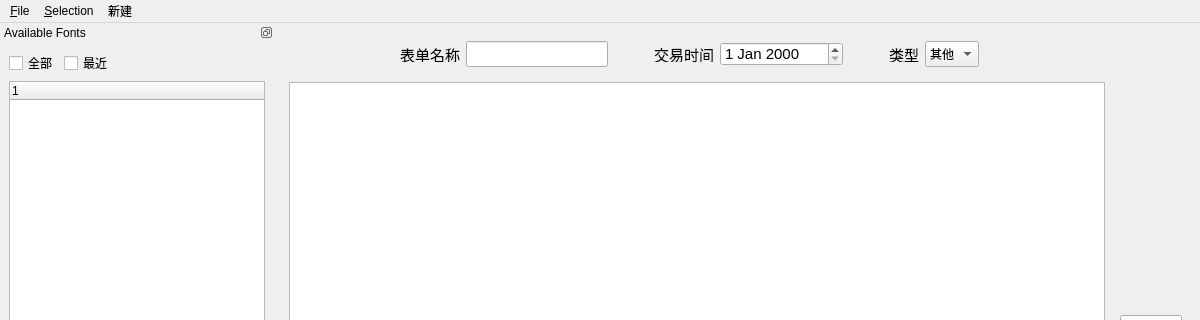
This is mainwindowbase.ui in zhanglongkun/Form-management-system as Qt 5 draws it before an edit; both pictures show x 0 to 1200 and y 0 to 320 of the 1200 by 669 pixel window. The edited form follows.
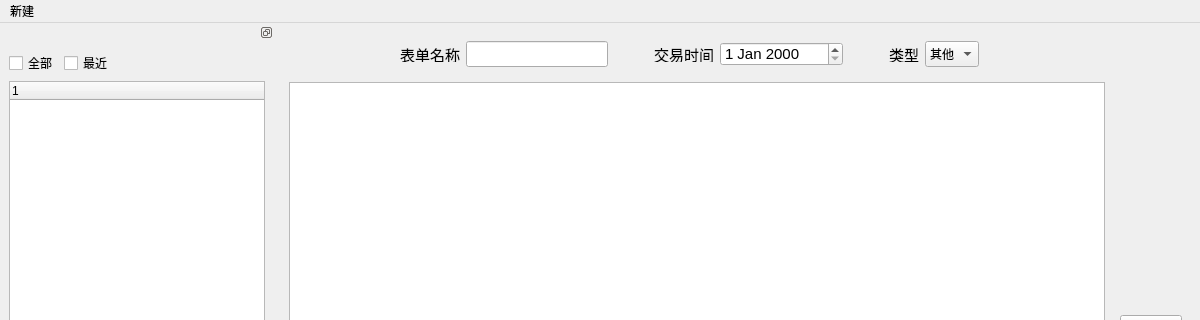
This is the edited form.

The edit to the form file:
```diff
--- a/mainwindowbase.ui
+++ b/mainwindowbase.ui
@@ -271,7 +271,7 @@
     <set>QDockWidget::DockWidgetFloatable|QDockWidget::DockWidgetMovable</set>
    </property>
    <property name="windowTitle">
-    <string>Available Fonts</string>
+    <string/>
    </property>
    <attribute name="dockWidgetArea">
     <number>1</number>
@@ -339,30 +339,12 @@
      <height>26</height>
     </rect>
    </property>
-   <widget class="QMenu" name="menu_Selection">
-    <property name="title">
-     <string>&amp;Selection</string>
-    </property>
-    <addaction name="markAction"/>
-    <addaction name="unmarkAction"/>
-    <addaction name="clearAction"/>
-   </widget>
-   <widget class="QMenu" name="menu_File">
-    <property name="title">
-     <string>&amp;File</string>
-    </property>
-    <addaction name="printPreviewAction"/>
-    <addaction name="printAction"/>
-    <addaction name="quitAction"/>
-   </widget>
    <widget class="QMenu" name="menuNewTable">
     <property name="title">
      <string>新建</string>
     </property>
     <addaction name="actionNewTable"/>
    </widget>
-   <addaction name="menu_File"/>
-   <addaction name="menu_Selection"/>
    <addaction name="menuNewTable"/>
   </widget>
   <action name="printAction">
```
